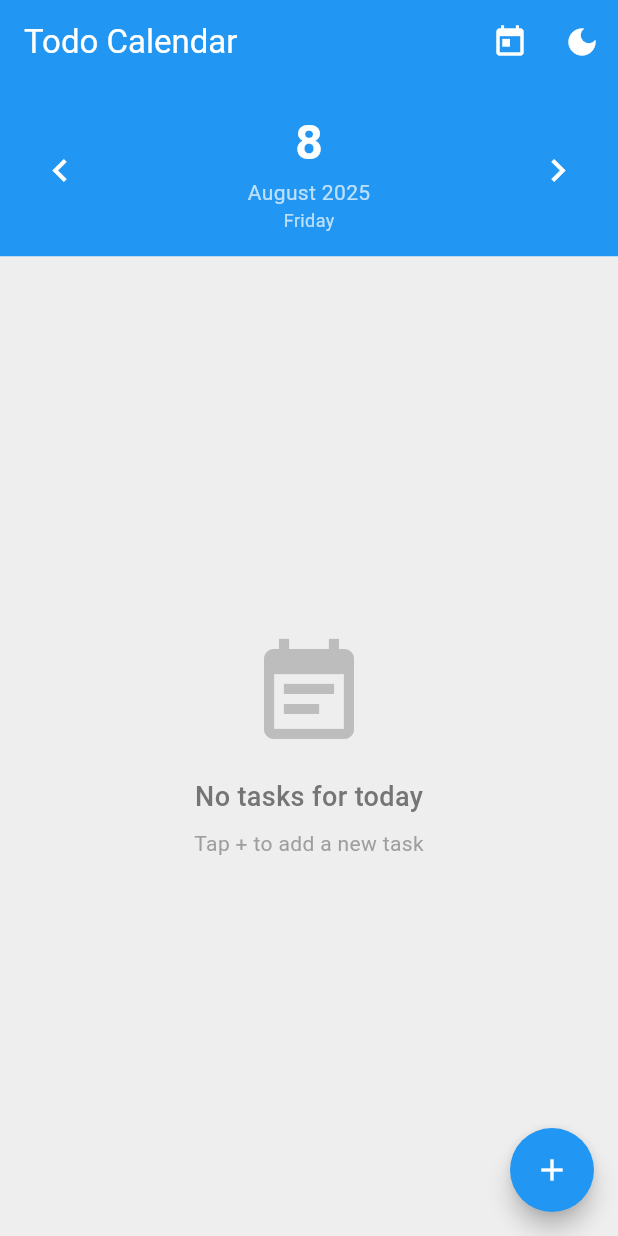
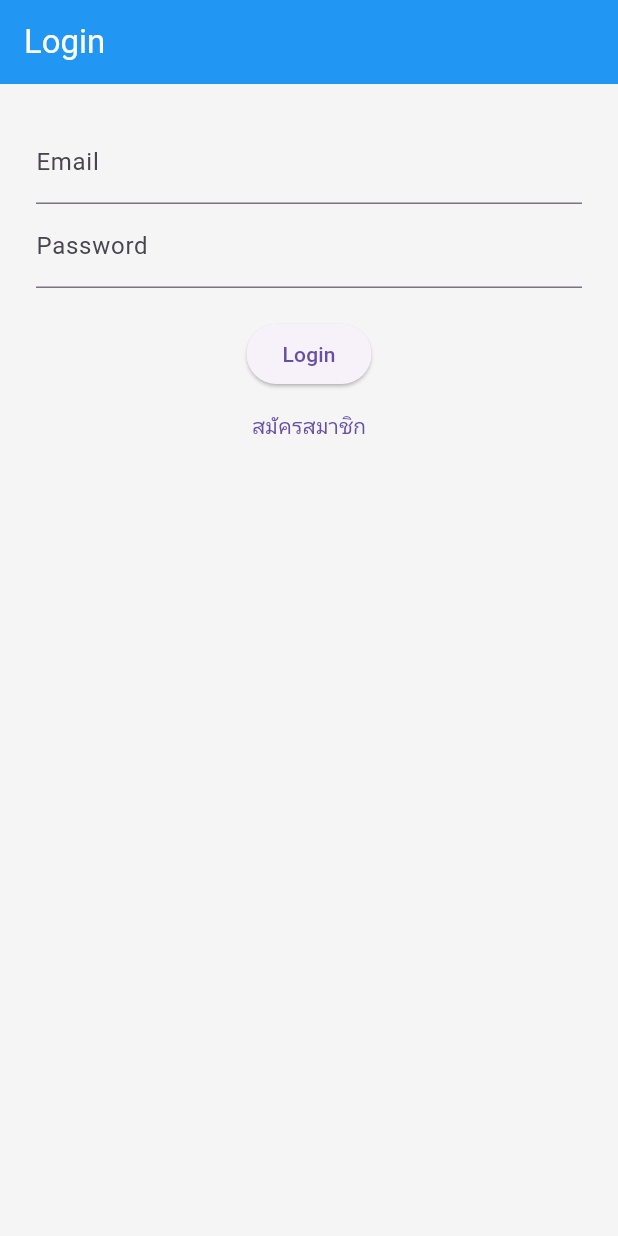
Before and after one commit to thanaphon8/ToDoList, a Flutter app: the screen it shows after launch, on a phone screen of 412 x 824 dp. Run offline on Flutter 3.47's test engine with Material 3 defaults, Android fonts, the phone set to English and light mode, and no system bars; our stand-ins replace get.

Commit message:
Login&Regis

```diff
--- /dev/null
+++ b/lib/auth_controller.dart
@@ -0,0 +1,56 @@
+import 'package:get/get.dart';
+import 'package:flutter/material.dart';
+
+class AuthController extends GetxController {
+  // เก็บค่าผู้ใช้ปัจจุบันแบบจำลอง
+  final RxString currentUserEmail = ''.obs;
+  final RxBool isLoggedIn = false.obs;
+
+  // mock user database
+  final List<Map<String, String>> _userDB = [
+    {'email': 'admin@gmail.com', 'password': '123456'},
+  ];
+
+  // ฟังก์ชันสมัครสมาชิก
+  void register(String email, String password, BuildContext context) {
+    final existingUser = _userDB.any((user) => user['email'] == email);
+
+    if (existingUser) {
+      ScaffoldMessenger.of(context).showSnackBar(
+        const SnackBar(content: Text('อีเมลนี้มีผู้ใช้แล้ว')),
+      );
+      return;
+    }
+
+    _userDB.add({'email': email, 'password': password});
+
+    ScaffoldMessenger.of(context).showSnackBar(
+      const SnackBar(content: Text('สมัครสมาชิกสำเร็จ')),
+    );
+    Get.back(); // กลับไปหน้า login
+  }
+
+  // ฟังก์ชันเข้าสู่ระบบ
+  void login(String email, String password, BuildContext context) {
+    final foundUser = _userDB.firstWhereOrNull(
+      (user) => user['email'] == email && user['password'] == password,
+    );
+
+    if (foundUser != null) {
+      currentUserEmail.value = email;
+      isLoggedIn.value = true;
+      Get.offAllNamed('/home');
+    } else {
+      ScaffoldMessenger.of(context).showSnackBar(
+        const SnackBar(content: Text('อีเมลหรือรหัสผ่านไม่ถูกต้อง')),
+      );
+    }
+  }
+
+  // ออกจากระบบ
+  void logout() {
+    currentUserEmail.value = '';
+    isLoggedIn.value = false;
+    Get.offAllNamed('/login');
+  }
+}
--- /dev/null
+++ b/lib/login_screen.dart
@@ -0,0 +1,59 @@
+import 'package:flutter/material.dart';
+import 'package:get/get.dart';
+import '../auth_controller.dart'; // อย่าลืมเปลี่ยน path ให้ตรงกับโฟลเดอร์คุณ
+
+class LoginScreen extends StatefulWidget {
+  const LoginScreen({super.key});
+
+  @override
+  State<LoginScreen> createState() => _LoginScreenState();
+}
+
+class _LoginScreenState extends State<LoginScreen> {
+  final emailController = TextEditingController();
+  final passwordController = TextEditingController();
+  final AuthController authController = Get.put(AuthController());
+
+  @override
+  void dispose() {
+    emailController.dispose();
+    passwordController.dispose();
+    super.dispose();
+  }
+
+  @override
+  Widget build(BuildContext context) {
+    return Scaffold(
+      appBar: AppBar(title: const Text('Login')),
+      body: Padding(
+        padding: const EdgeInsets.all(24),
+        child: Column(
+          children: [
+            TextField(
+              controller: emailController,
+              decoration: const InputDecoration(labelText: 'Email'),
+            ),
+            TextField(
+              controller: passwordController,
+              obscureText: true,
+              decoration: const InputDecoration(labelText: 'Password'),
+            ),
+            const SizedBox(height: 20),
+            ElevatedButton(
+              onPressed: () {
+                final email = emailController.text.trim();
+                final password = passwordController.text;
+                authController.login(email, password, context);
+              },
+              child: const Text('Login'),
+            ),
+            TextButton(
+              onPressed: () => Get.toNamed('/register'),
+              child: const Text('สมัครสมาชิก'),
+            )
+          ],
+        ),
+      ),
+    );
+  }
+}
--- a/lib/main.dart
+++ b/lib/main.dart
@@ -1,11 +1,16 @@
 import 'package:flutter/material.dart';
+import 'package:get/get.dart';
 import 'package:intl/intl.dart';
+
 import 'todo_model.dart';
 import 'todo_manager.dart';
 import 'todo_item_widget.dart';
 import 'add_todo_dialog.dart';
 import 'stats_widget.dart';
 import 'notification_controller.dart';
+import 'login_screen.dart';
+import 'register_screen.dart';
+import 'auth_controller.dart';
 
 void main() {
   runApp(const MyApp());
@@ -19,20 +24,18 @@ class MyApp extends StatefulWidget {
 }
 
 class _MyAppState extends State<MyApp> {
-  // เปลี่ยนจาก ThemeMode.system เป็น ThemeMode.light
+  final AuthController authController = Get.put(AuthController());
   ThemeMode _themeMode = ThemeMode.light;
 
   void _toggleTheme() {
     setState(() {
-      _themeMode = _themeMode == ThemeMode.dark
-          ? ThemeMode.light
-          : ThemeMode.dark;
+      _themeMode = _themeMode == ThemeMode.dark ? ThemeMode.light : ThemeMode.dark;
     });
   }
 
   @override
   Widget build(BuildContext context) {
-    return MaterialApp(
+    return GetMaterialApp(
       title: 'Calendar Todo App',
       theme: ThemeData(
         primarySwatch: Colors.blue,
@@ -42,7 +45,7 @@ class _MyAppState extends State<MyApp> {
         scaffoldBackgroundColor: Colors.grey[100],
         cardColor: Colors.white,
         appBarTheme: const AppBarTheme(
-          backgroundColor: const Color(0xFF2196F3),
+          backgroundColor: Color(0xFF2196F3),
           foregroundColor: Colors.white,
           elevation: 0,
         ),
@@ -52,21 +55,30 @@ class _MyAppState extends State<MyApp> {
         visualDensity: VisualDensity.adaptivePlatformDensity,
         useMaterial3: true,
         brightness: Brightness.dark,
-        scaffoldBackgroundColor: const Color(0xFF0A0A0A), // เกือบดำ แต่อ่านง่าย
-        cardColor: const Color(0xFF1E1E1E), // สี card ที่อ่านง่าย
+        scaffoldBackgroundColor: const Color(0xFF0A0A0A),
+        cardColor: const Color(0xFF1E1E1E),
         appBarTheme: const AppBarTheme(
-          backgroundColor: Color(0xFF1A1A1A), // สีแถบบน สุขุม
+          backgroundColor: Color(0xFF1A1A1A),
           foregroundColor: Colors.white,
           elevation: 0,
         ),
         floatingActionButtonTheme: const FloatingActionButtonThemeData(
-          backgroundColor: Color(0xFF2196F3), // น้ำเงินอ่อน
+          backgroundColor: Color(0xFF2196F3),
           foregroundColor: Colors.white,
         ),
       ),
       themeMode: _themeMode,
-      home: HomePage(onToggleTheme: _toggleTheme),
       debugShowCheckedModeBanner: false,
+      initialRoute: '/',
+      getPages: [
+        GetPage(name: '/', page: () => const LoginScreen()),
+        GetPage(name: '/login', page: () => const LoginScreen()),
+        GetPage(name: '/register', page: () => const RegisterScreen()),
+        GetPage(
+          name: '/home',
+          page: () => HomePage(onToggleTheme: _toggleTheme),
+        ),
+      ],
     );
   }
 }
@@ -113,9 +125,7 @@ class _HomePageState extends State<HomePage> {
     _loadTodos();
     NotificationController.showSuccess(
       context: context,
-      message: todo.isCompleted
-          ? 'Task marked as incomplete'
-          : 'Task completed!',
+      message: todo.isCompleted ? 'Task marked as incomplete' : 'Task completed!',
     );
   }
 
@@ -169,7 +179,6 @@ class _HomePageState extends State<HomePage> {
       ),
       body: Column(
         children: [
-          // Date Selector Header
           Container(
             color: headerColor,
             child: Padding(
@@ -178,23 +187,15 @@ class _HomePageState extends State<HomePage> {
                 mainAxisAlignment: MainAxisAlignment.spaceBetween,
                 children: [
                   IconButton(
-                    onPressed: () => _selectDate(
-                      _selectedDate.subtract(const Duration(days: 1)),
-                    ),
-                    icon: const Icon(
-                      Icons.chevron_left,
-                      color: Colors.white,
-                      size: 30,
-                    ),
+                    onPressed: () => _selectDate(_selectedDate.subtract(const Duration(days: 1))),
+                    icon: const Icon(Icons.chevron_left, color: Colors.white, size: 30),
                   ),
                   GestureDetector(
                     onTap: () async {
                       final date = await showDatePicker(
                         context: context,
                         initialDate: _selectedDate,
-                        firstDate: DateTime.now().subtract(
-                          const Duration(days: 365),
-                        ),
+                        firstDate: DateTime.now().subtract(const Duration(days: 365)),
                         lastDate: DateTime.now().add(const Duration(days: 365)),
                       );
                       _selectDate(date);
@@ -203,47 +204,28 @@ class _HomePageState extends State<HomePage> {
                       children: [
                         Text(
                           _selectedDate.day.toString(),
-                          style: const TextStyle(
-                            color: Colors.white,
-                            fontSize: 32,
-                            fontWeight: FontWeight.bold,
-                          ),
+                          style: const TextStyle(color: Colors.white, fontSize: 32, fontWeight: FontWeight.bold),
                         ),
                         Text(
                           DateFormat('MMMM yyyy').format(_selectedDate),
-                          style: const TextStyle(
-                            color: Colors.white70,
-                            fontSize: 14,
-                          ),
+                          style: const TextStyle(color: Colors.white70, fontSize: 14),
                         ),
                         Text(
                           DateFormat('EEEE').format(_selectedDate),
-                          style: const TextStyle(
-                            color: Colors.white70,
-                            fontSize: 12,
-                          ),
+                          style: const TextStyle(color: Colors.white70, fontSize: 12),
                         ),
                       ],
                     ),
                   ),
                   IconButton(
-                    onPressed: () =>
-                        _selectDate(_selectedDate.add(const Duration(days: 1))),
-                    icon: const Icon(
-                      Icons.chevron_right,
-                      color: Colors.white,
-                      size: 30,
-                    ),
+                    onPressed: () => _selectDate(_selectedDate.add(const Duration(days: 1))),
+                    icon: const Icon(Icons.chevron_right, color: Colors.white, size: 30),
                   ),
                 ],
               ),
             ),
           ),
-
-          // Stats Widget
           StatsWidget(stats: _stats),
-
-          // Todo List
           Expanded(
             child: Container(
               color: backgroundColor,
@@ -252,33 +234,16 @@ class _HomePageState extends State<HomePage> {
                       child: Column(
                         mainAxisAlignment: MainAxisAlignment.center,
                         children: [
-                          Icon(
-                            Icons.event_note,
-                            size: 80,
-                            color: isDark
-                                ? const Color(0xFF404040)
-                                : Colors.grey[400],
-                          ),
+                          Icon(Icons.event_note, size: 80, color: isDark ? const Color(0xFF404040) : Colors.grey[400]),
                           const SizedBox(height: 16),
                           Text(
                             'No tasks for today',
-                            style: TextStyle(
-                              fontSize: 18,
-                              color: isDark
-                                  ? const Color(0xFFB0B0B0)
-                                  : Colors.grey[600],
-                              fontWeight: FontWeight.w500,
-                            ),
+                            style: TextStyle(fontSize: 18, color: isDark ? const Color(0xFFB0B0B0) : Colors.grey[600], fontWeight: FontWeight.w500),
                           ),
                           const SizedBox(height: 8),
                           Text(
                             'Tap + to add a new task',
-                            style: TextStyle(
-                              fontSize: 14,
-                              color: isDark
-                                  ? const Color(0xFF808080)
-                                  : Colors.grey[500],
-                            ),
+                            style: TextStyle(fontSize: 14, color: isDark ? const Color(0xFF808080) : Colors.grey[500]),
                           ),
                         ],
                       ),
--- a/pubspec.yaml
+++ b/pubspec.yaml
@@ -10,6 +10,7 @@ dependencies:
   flutter:
     sdk: flutter
   intl: ^0.18.0
+  get: ^4.6.6
 
 dev_dependencies:
   flutter_test:
```
Also changed, not shown: lib/register_screen.dart (added, +55 -0 lines), pubspec.lock.
